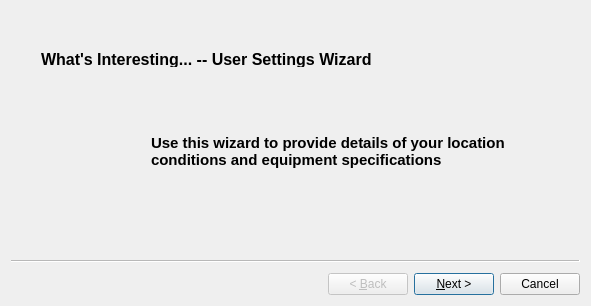
KDE/kstars, file kstars/tools/WhatsInteresting/wiusersettings.ui: the form before one commit.
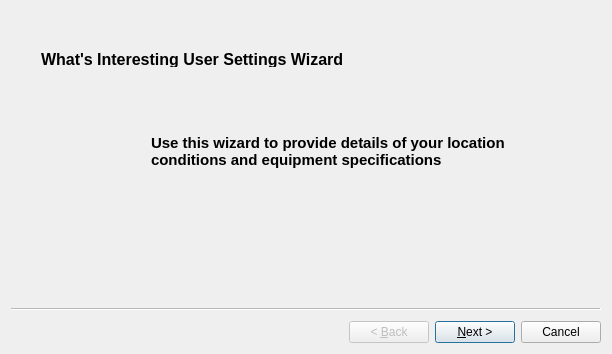
The form after the commit. Custom widgets are drawn as their Qt base class.

Commit message: Fixed problems with the wizard.

```diff
--- a/kstars/tools/WhatsInteresting/wiusersettings.ui
+++ b/kstars/tools/WhatsInteresting/wiusersettings.ui
@@ -6,10 +6,16 @@
    <rect>
     <x>0</x>
     <y>0</y>
-    <width>591</width>
-    <height>306</height>
+    <width>612</width>
+    <height>354</height>
    </rect>
   </property>
+  <property name="sizePolicy">
+   <sizepolicy hsizetype="Fixed" vsizetype="Fixed">
+    <horstretch>0</horstretch>
+    <verstretch>0</verstretch>
+   </sizepolicy>
+  </property>
   <property name="windowTitle">
    <string>What's Interesting Settings</string>
   </property>
@@ -37,7 +43,7 @@
      <enum>Qt::LeftToRight</enum>
     </property>
     <property name="text">
-     <string>What's Interesting... -- User Settings Wizard</string>
+     <string>What's Interesting User Settings Wizard</string>
     </property>
     <property name="alignment">
      <set>Qt::AlignLeading|Qt::AlignLeft|Qt::AlignVCenter</set>
```
Left out of the diff: 82 changed lines with no effect on the pictures. The commit also changes 2 other files.
